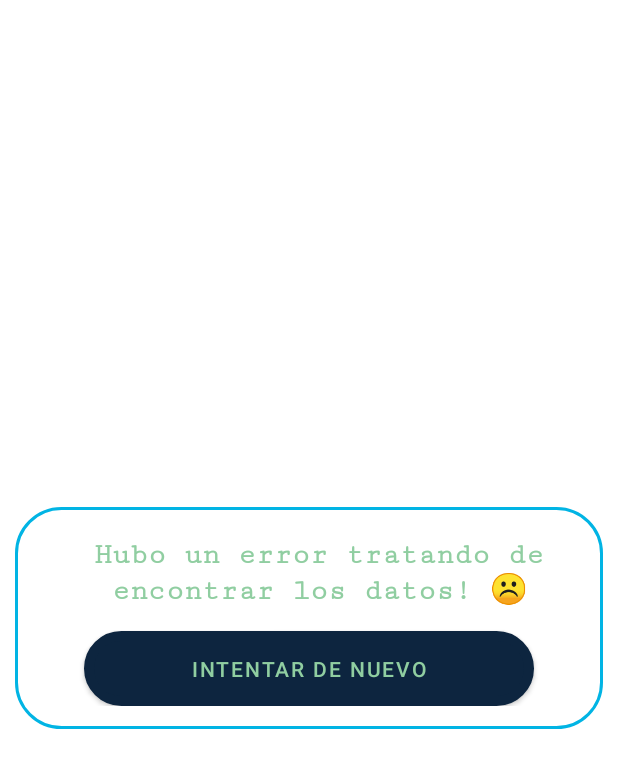
After one commit to Jomibusa/TheMovieDB, an Android app: the layout no_results.xml on its own in the app's theme, with its tools: preview values and no code run, on a phone screen of 412 x 824 dp. The commit adds this screen. Shown: the top 768 px of the screen. Run offline under Robolectric (Android 15) with nearby library versions, the phone set to English and light mode, and no system bars.

Commit message:
Se agrega resultado cuando no se logra hacer el consumo correctamente, se agregan diseños para este caso

```diff
--- a/app/src/main/java/com/jomibusa/themoviedb/Interface/MovieView.java
+++ b/app/src/main/java/com/jomibusa/themoviedb/Interface/MovieView.java
@@ -12,8 +12,4 @@ public interface MovieView {
 
     void mostrarError();
 
-    void noHayResultados();
-
-
-
 }
--- a/app/src/main/java/com/jomibusa/themoviedb/modelo/MovieInteractor.java
+++ b/app/src/main/java/com/jomibusa/themoviedb/modelo/MovieInteractor.java
@@ -22,7 +22,6 @@ public class MovieInteractor {
 
         void onFailure();
 
-        void noResults();
     }
 
     public void getMovies(final onDetailsFetched listener) {
@@ -52,7 +51,7 @@ public class MovieInteractor {
                         ArrayList<Result> lista = new ArrayList<Result>(listProducts);
                         listener.onSuccess(lista);
                     } else {
-                        listener.noResults();
+                        listener.onFailure();
                     }
 
                 }
--- a/app/src/main/java/com/jomibusa/themoviedb/presenter/MoviePresenter.java
+++ b/app/src/main/java/com/jomibusa/themoviedb/presenter/MoviePresenter.java
@@ -30,11 +30,7 @@ public class MoviePresenter extends BasePresenter implements MovieInteractor.onD
 
     @Override
     public void onFailure() {
-
+        view.mostrarError();
     }
 
-    @Override
-    public void noResults() {
-
-    }
 }
--- a/app/src/main/java/com/jomibusa/themoviedb/view/MainActivity.java
+++ b/app/src/main/java/com/jomibusa/themoviedb/view/MainActivity.java
@@ -1,35 +1,38 @@
 package com.jomibusa.themoviedb.view;
 
 import androidx.annotation.NonNull;
-import androidx.appcompat.app.AppCompatActivity;
 import androidx.appcompat.widget.SearchView;
 import androidx.recyclerview.widget.DividerItemDecoration;
 import androidx.recyclerview.widget.GridLayoutManager;
-import androidx.recyclerview.widget.LinearLayoutManager;
 import androidx.recyclerview.widget.RecyclerView;
 
+import android.app.Dialog;
 import android.content.Context;
+import android.content.Intent;
+import android.graphics.Color;
+import android.graphics.drawable.ColorDrawable;
 import android.os.Bundle;
 import android.view.View;
+import android.widget.Button;
 import android.widget.ProgressBar;
 
 import com.jomibusa.themoviedb.Interface.MovieView;
 import com.jomibusa.themoviedb.R;
 import com.jomibusa.themoviedb.adapter.MovieAdapter;
 import com.jomibusa.themoviedb.base.BaseActivity;
-import com.jomibusa.themoviedb.modelo.Movie;
 import com.jomibusa.themoviedb.modelo.MovieInteractor;
 import com.jomibusa.themoviedb.modelo.Result;
 import com.jomibusa.themoviedb.presenter.MoviePresenter;
 
 import java.util.ArrayList;
 
-public class MainActivity extends BaseActivity<MoviePresenter> implements MovieView, SearchView.OnQueryTextListener{
+public class MainActivity extends BaseActivity<MoviePresenter> implements MovieView, SearchView.OnQueryTextListener {
 
     private MovieAdapter dAdapter;
     private RecyclerView dRecyclerView;
     private SearchView searchView;
     ProgressBar progressBar;
+    Dialog dialog;
 
     @NonNull
     @Override
@@ -45,6 +48,7 @@ public class MainActivity extends BaseActivity<MoviePresenter> implements MovieV
         dRecyclerView = findViewById(R.id.listMovies);
         searchView = findViewById(R.id.search_view_movies);
         progressBar = findViewById(R.id.progressBar);
+        dialog = new Dialog(this);
         getMovies();
         initListener();
     }
@@ -84,10 +88,25 @@ public class MainActivity extends BaseActivity<MoviePresenter> implements MovieV
     @Override
     public void mostrarError() {
 
+        progressBar.setVisibility(View.GONE);
+
+        Button btnRegresar;
+
+        dialog.setContentView(R.layout.no_results);
+        dialog.setCancelable(false);
+        dialog.setCanceledOnTouchOutside(false);
+        dialog.getWindow().setBackgroundDrawable(new ColorDrawable(Color.TRANSPARENT));
+
+        btnRegresar = dialog.findViewById(R.id.btnRegresar);
+
+        btnRegresar.setOnClickListener(v -> {
+            dialog.dismiss();
+            finish();
+            startActivity(new Intent(MainActivity.this, MainActivity.class));
+        });
+
+        dialog.show();
+
     }
 
-    @Override
-    public void noHayResultados() {
-
-    }
 }
--- /dev/null
+++ b/app/src/main/res/drawable/background_dialog.xml
@@ -0,0 +1,19 @@
+<?xml version="1.0" encoding="utf-8"?>
+<shape xmlns:android="http://schemas.android.com/apk/res/android"
+    android:shape="rectangle">
+
+    <solid android:color="@color/white" />
+
+    <stroke
+        android:width="2dp"
+        android:color="@color/lightBlue" />
+
+    <padding
+        android:bottom="5dp"
+        android:left="5dp"
+        android:right="5dp"
+        android:top="5dp" />
+
+    <corners android:radius="30dp" />
+
+</shape>
--- /dev/null
+++ b/app/src/main/res/drawable/ovalo.xml
@@ -0,0 +1,23 @@
+<?xml version="1.0" encoding="utf-8"?>
+<shape xmlns:android="http://schemas.android.com/apk/res/android"
+    android:shape="rectangle">
+
+    <size
+        android:width="300dp"
+        android:height="50dp"/>
+
+    <padding
+        android:bottom="1dp"
+        android:left="1dp"
+        android:right="1dp"
+        android:top="1dp" />
+
+    <corners android:radius="25dp"/>
+
+    <stroke
+        android:width="10px"
+        android:color="#000000"/>
+
+    <solid android:color="@color/lightGreen"/>
+
+</shape>
--- a/app/src/main/res/layout/activity_main.xml
+++ b/app/src/main/res/layout/activity_main.xml
@@ -26,6 +26,7 @@
         android:minHeight="50dp"/>
 
     <LinearLayout
+        android:id="@+id/containerMovies"
         android:layout_width="match_parent"
         android:layout_height="match_parent"
         android:orientation="vertical"
--- /dev/null
+++ b/app/src/main/res/layout/no_results.xml
@@ -0,0 +1,46 @@
+<?xml version="1.0" encoding="utf-8"?>
+<androidx.constraintlayout.widget.ConstraintLayout
+    xmlns:android="http://schemas.android.com/apk/res/android"
+    android:layout_width="match_parent"
+    android:layout_height="wrap_content"
+    android:layout_gravity="center"
+    xmlns:app="http://schemas.android.com/apk/res-auto">
+
+    <LinearLayout
+        android:layout_width="match_parent"
+        android:layout_height="wrap_content"
+        android:layout_margin="10dp"
+        android:padding="15dp"
+        android:gravity="center"
+        android:orientation="vertical"
+        android:background="@drawable/background_dialog"
+        app:layout_constraintStart_toStartOf="parent"
+        app:layout_constraintEnd_toEndOf="parent"
+        app:layout_constraintTop_toTopOf="parent"
+        app:layout_constraintBottom_toBottomOf="parent">
+
+        <TextView
+            android:id="@+id/txtTitle"
+            android:layout_width="match_parent"
+            android:layout_height="wrap_content"
+            android:layout_marginStart="10dp"
+            android:layout_marginTop="5dp"
+            android:layout_marginEnd="3dp"
+            android:fontFamily="serif-monospace"
+            android:gravity="center"
+            android:text="Hubo un error tratando de encontrar los datos! ☹️"
+            android:textColor="@color/lightGreen"
+            android:textSize="20sp"
+            android:textStyle="bold" />
+
+        <Button
+            android:id="@+id/btnRegresar"
+            android:layout_marginTop="15dp"
+            android:layout_width="wrap_content"
+            android:layout_height="wrap_content"
+            android:background="@drawable/ovalo"
+            android:text="INTENTAR DE NUEVO" />
+
+    </LinearLayout>
+
+</androidx.constraintlayout.widget.ConstraintLayout>
```
